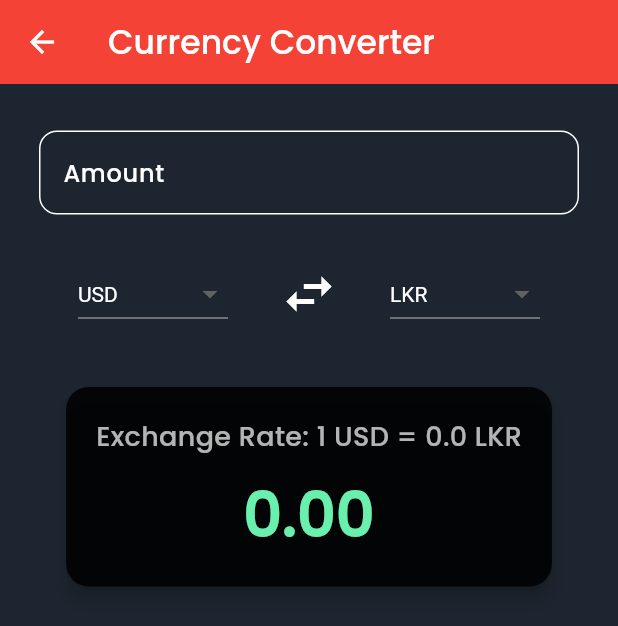
After one commit to sudheera2003/financialApp, a Flutter app: the screen it shows after launch, item 4 of the bottom bar chosen, after a tap on "Converter", on a phone screen of 412 x 824 dp. The commit adds this screen. Shown: the top 626 px of the screen. Run offline on Flutter 3.47's test engine with Material 3 defaults, Android fonts, the phone set to English and light mode, and no system bars; our stand-ins replace cloud_firestore, firebase_auth, firebase_core, fl_chart, get, google_sign_in and 6 more; accounts and stored records are empty; network calls fail.

Commit message:
currency_converter add

```diff
--- a/lib/menus/more.dart
+++ b/lib/menus/more.dart
@@ -2,6 +2,7 @@
 import 'package:financial_app/pages/expense_list.dart';
 import 'package:financial_app/pages/income_list.dart';
 import 'package:flutter/material.dart';
+import 'package:financial_app/pages/currency_screen.dart';
 
 class More extends StatefulWidget {
   const More({super.key});
@@ -11,16 +12,12 @@ class More extends StatefulWidget {
 }
 
 class _MoreState extends State<More> {
-// void signOutUser(){
-//   FirebaseAuth.instance.signOut();
-// }
-
   @override
   Widget build(BuildContext context) {
     return Scaffold(
       backgroundColor: const Color.fromARGB(255, 27, 27, 29),
       appBar: AppBar(
-        title: Text('More', style: TextStyle(color: Colors.white)),
+        title: const Text('More', style: TextStyle(color: Colors.white)),
         centerTitle: true,
         backgroundColor: const Color.fromARGB(255, 27, 27, 29),
       ),
@@ -40,7 +37,7 @@ class _MoreState extends State<More> {
                     );
                   },
                   child: Column(
-                    children: [
+                    children: const [
                       Icon(
                         Icons.payment,
                         color: Colors.white,
@@ -63,7 +60,7 @@ class _MoreState extends State<More> {
                     );
                   },
                   child: Column(
-                    children: [
+                    children: const [
                       Icon(
                         Icons.paid_rounded,
                         color: Colors.white,
@@ -78,7 +75,7 @@ class _MoreState extends State<More> {
                   width: 30,
                 ),
                 Column(
-                  children: [
+                  children: const [
                     Icon(
                       Icons.savings,
                       color: Colors.white,
@@ -96,8 +93,16 @@ class _MoreState extends State<More> {
             Row(
               mainAxisAlignment: MainAxisAlignment.center,
               children: [
-                Column(
-                  children: [
+                GestureDetector(
+                  onTap: () {
+                    Navigator.push(
+                      context,
+                      MaterialPageRoute(
+                          builder: (context) => const CurrencyScreen()),
+                    );
+                  },
+                  child: Column(
+                    children: const [
                       Icon(
                         Icons.currency_exchange,
                         color: Colors.white,
@@ -107,11 +112,12 @@ class _MoreState extends State<More> {
                           style: TextStyle(color: Colors.white, fontSize: 20)),
                     ],
                   ),
+                ),
                 const SizedBox(
                   width: 30,
                 ),
                 Column(
-                  children: [
+                  children: const [
                     Icon(
                       Icons.lock,
                       color: Colors.white,
@@ -125,7 +131,7 @@ class _MoreState extends State<More> {
                   width: 30,
                 ),
                 Column(
-                  children: [
+                  children: const [
                     Icon(
                       Icons.reviews,
                       color: Colors.white,
--- /dev/null
+++ b/lib/pages/currency_screen.dart
@@ -0,0 +1,211 @@
+import 'dart:convert';
+import 'package:flutter/material.dart';
+import 'package:http/http.dart' as http;
+
+class CurrencyScreen extends StatefulWidget {
+  const CurrencyScreen({super.key});
+
+  @override
+  State<CurrencyScreen> createState() => _CurrencyScreenState();
+}
+
+class _CurrencyScreenState extends State<CurrencyScreen> {
+  String fromCurrency = "USD";
+  String toCurrency = "LKR";
+  double rate = 0.0;
+  double total = 0.0;
+  TextEditingController amountController = TextEditingController();
+  List<String> currencies = ["USD", "LKR"]; // Default values
+
+  @override
+  void initState() {
+    super.initState();
+    _getCurrencies();
+  }
+
+  Future<void> _getCurrencies() async {
+    try {
+      var response = await http.get(Uri.parse('https://api.exchangerate-api.com/v4/latest/USD'));
+      if (response.statusCode == 200) {
+        var data = json.decode(response.body);
+        setState(() {
+          currencies = (data['rates'] as Map<String, dynamic>).keys.toList();
+          rate = data['rates'][toCurrency] ?? 0.0;
+        });
+      } else {
+        throw Exception("Failed to load currency rates");
+      }
+    } catch (e) {
+      print("Error fetching currencies: $e");
+    }
+  }
+
+  Future<void> _getRate() async {
+    try {
+      var response = await http.get(Uri.parse('https://api.exchangerate-api.com/v4/latest/$fromCurrency'));
+      if (response.statusCode == 200) {
+        var data = json.decode(response.body);
+        setState(() {
+          rate = data['rates'][toCurrency] ?? 0.0;
+        });
+      } else {
+        throw Exception("Failed to fetch rate");
+      }
+    } catch (e) {
+      print("Error fetching rate: $e");
+    }
+  }
+
+  void _swapCurrencies() {
+    setState(() {
+      String temp = fromCurrency;
+      fromCurrency = toCurrency;
+      toCurrency = temp;
+    });
+    _getRate().then((_) {
+      double? amount = double.tryParse(amountController.text);
+      if (amount != null) {
+        setState(() {
+          total = double.parse((amount * rate).toStringAsFixed(2));
+        });
+      }
+    });
+  }
+
+  @override
+  Widget build(BuildContext context) {
+    return Scaffold(
+      backgroundColor: const Color(0xFF1d2630),
+      appBar: AppBar(
+        backgroundColor: Colors.red,
+        elevation: 0,
+        foregroundColor: Colors.white,
+        title: const Text("Currency Converter"),
+      ),
+      body: Padding(
+        padding: const EdgeInsets.all(16),
+        child: SingleChildScrollView(
+          child: Column(
+            children: [
+              Padding(
+                padding: const EdgeInsets.symmetric(vertical: 15, horizontal: 10),
+                child: TextField(
+                  controller: amountController,
+                  keyboardType: TextInputType.number,
+                  style: const TextStyle(color: Colors.white),
+                  decoration: InputDecoration(
+                    labelText: "Amount",
+                    border: OutlineInputBorder(
+                      borderRadius: BorderRadius.circular(12),
+                    ),
+                    labelStyle: const TextStyle(color: Colors.white),
+                    enabledBorder: OutlineInputBorder(
+                      borderRadius: BorderRadius.circular(12),
+                      borderSide: const BorderSide(color: Colors.white),
+                    ),
+                    focusedBorder: OutlineInputBorder(
+                      borderRadius: BorderRadius.circular(12),
+                      borderSide: const BorderSide(color: Colors.white),
+                    ),
+                  ),
+                  onChanged: (value) {
+                    double? amount = double.tryParse(value);
+                    if (amount != null) {
+                      setState(() {
+                        total = double.parse((amount * rate).toStringAsFixed(2));
+                      });
+                    }
+                  },
+                ),
+              ),
+              Padding(
+                padding: const EdgeInsets.all(10),
+                child: Row(
+                  mainAxisAlignment: MainAxisAlignment.spaceEvenly,
+                  children: [
+                    SizedBox(
+                      width: 100,
+                      child: DropdownButton<String>(
+                        value: currencies.contains(fromCurrency) ? fromCurrency : null,
+                        isExpanded: true,
+                        style: const TextStyle(color: Colors.white),
+                        dropdownColor: const Color(0xFF1d2630),
+                        items: currencies.map((String value) {
+                          return DropdownMenuItem<String>(
+                            value: value,
+                            child: Text(value),
+                          );
+                        }).toList(),
+                        onChanged: (newValue) {
+                          if (newValue != null) {
+                            setState(() {
+                              fromCurrency = newValue;
+                            });
+                            _getRate();
+                          }
+                        },
+                      ),
+                    ),
+                    IconButton(
+                      onPressed: _swapCurrencies,
+                      icon: const Icon(
+                        Icons.swap_horiz,
+                        size: 40,
+                        color: Colors.white,
+                      ),
+                    ),
+                    SizedBox(
+                      width: 100,
+                      child: DropdownButton<String>(
+                        value: currencies.contains(toCurrency) ? toCurrency : null,
+                        isExpanded: true,
+                        style: const TextStyle(color: Colors.white),
+                        dropdownColor: const Color(0xFF1d2630),
+                        items: currencies.map((String value) {
+                          return DropdownMenuItem<String>(
+                            value: value,
+                            child: Text(value),
+                          );
+                        }).toList(),
+                        onChanged: (newValue) {
+                          if (newValue != null) {
+                            setState(() {
+                              toCurrency = newValue;
+                            });
+                            _getRate();
+                          }
+                        },
+                      ),
+                    ),
+                  ],
+                ),
+              ),
+              const SizedBox(height: 20),
+              Card(
+                color: Colors.black87,
+                elevation: 5,
+                shape: RoundedRectangleBorder(borderRadius: BorderRadius.circular(15)),
+                child: Padding(
+                  padding: const EdgeInsets.all(20),
+                  child: Column(
+                    children: [
+                      Text(
+                        "Exchange Rate: 1 $fromCurrency = $rate $toCurrency",
+                        style: const TextStyle(fontSize: 18, color: Colors.white70),
+                      ),
+                      const SizedBox(height: 10),
+                      Text(
+                        total.toStringAsFixed(2),
+                        style: const TextStyle(color: Colors.greenAccent, fontSize: 40, fontWeight: FontWeight.bold),
+                      ),
+                    ],
+                  ),
+                ),
+              ),
+            ],
+          ),
+        ),
+      ),
+    );
+  }
+}
```
Also changed, not shown: 5 other files. Lines whose indentation alone changed are shown as unchanged.
